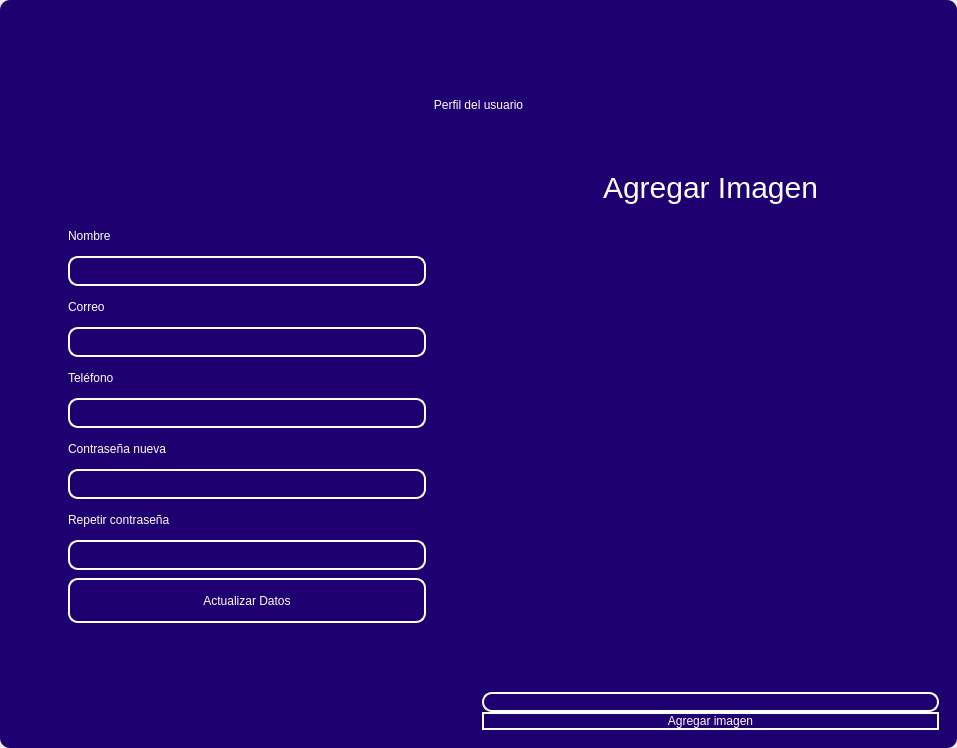
First picture: the form in design/standar/mainuserprofile0.ui, repository codemiguel-dev/ERP-EmprendeSoft-Desktop, before the edit.
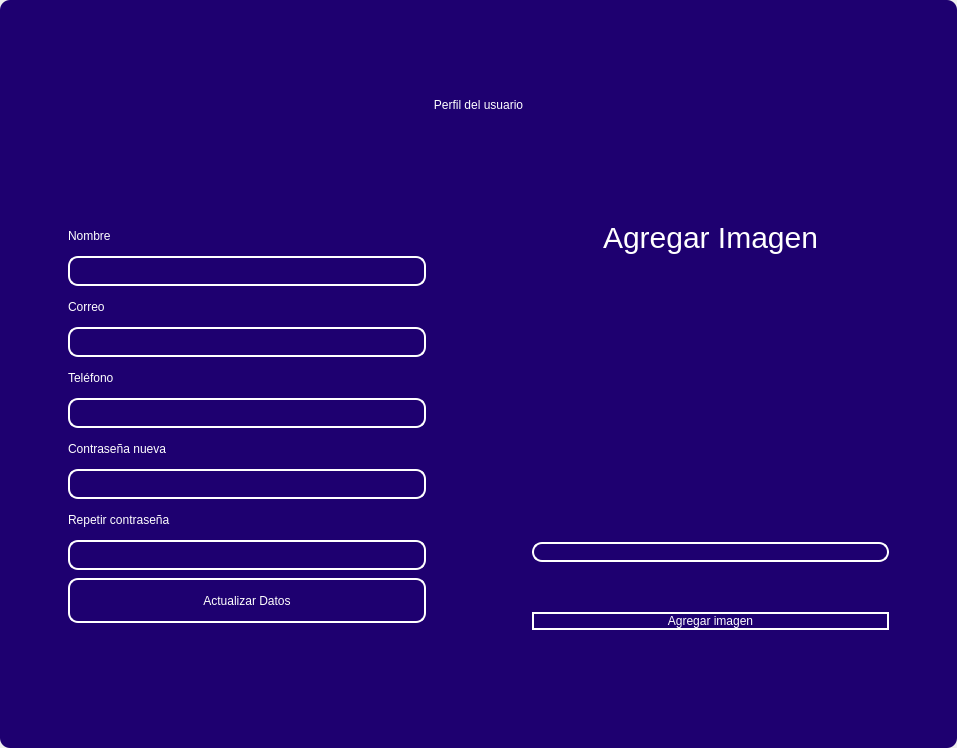
Second picture: the form after the edit. Icons and pictures are not drawn.

```diff
--- a/design/standar/mainuserprofile0.ui
+++ b/design/standar/mainuserprofile0.ui
@@ -651,13 +651,19 @@
           <item>
            <layout class="QVBoxLayout" name="verticalLayout_3">
             <property name="spacing">
-             <number>0</number>
+             <number>50</number>
             </property>
             <property name="leftMargin">
-             <number>0</number>
+             <number>50</number>
             </property>
             <property name="topMargin">
-             <number>0</number>
+             <number>50</number>
+            </property>
+            <property name="rightMargin">
+             <number>50</number>
+            </property>
+            <property name="bottomMargin">
+             <number>100</number>
             </property>
             <item>
              <widget class="QLabel" name="label_7">
```
Left out of the diff: 8 changed lines with no effect on the pictures.
